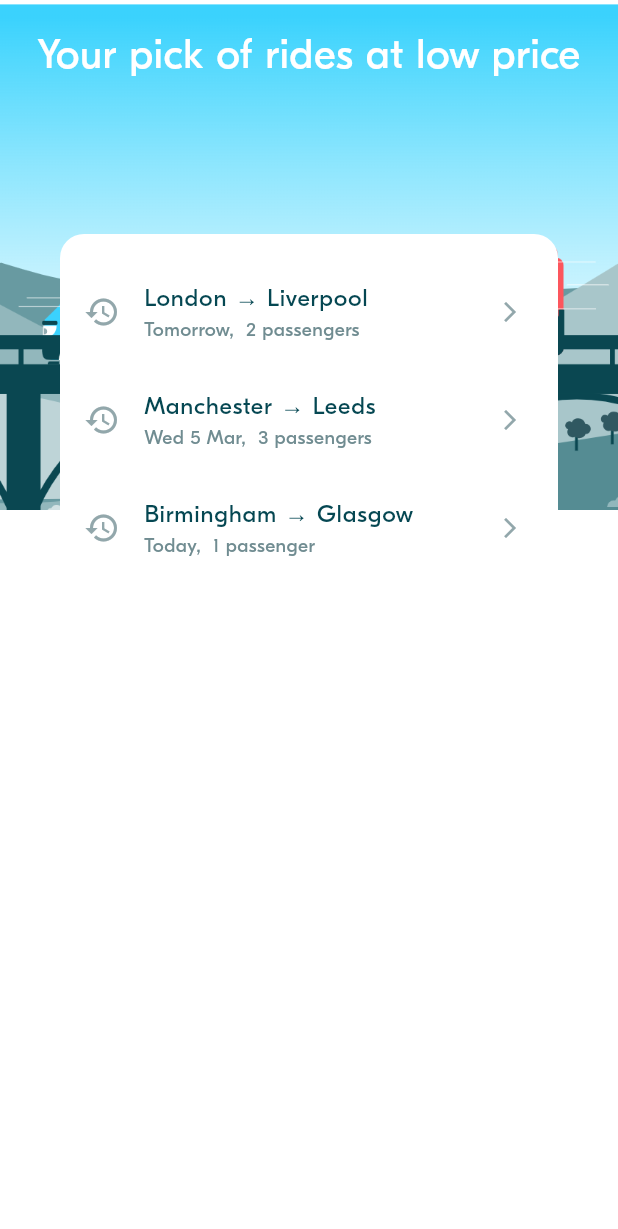
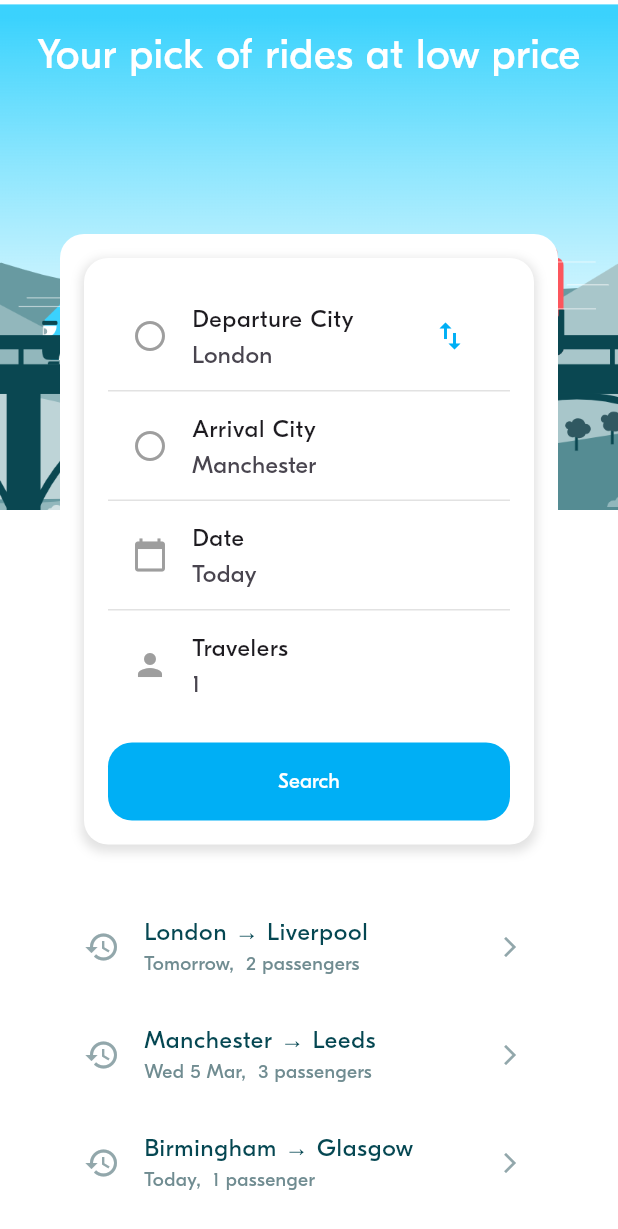
Before and after one commit to Imhav/T2_P1_BlaBlaCar, a Flutter app: the screen it shows after launch, on a phone screen of 412 x 824 dp. Shown: the top 1229 px of the screen. Run offline on Flutter 3.47's test engine with Material 3 defaults, Android fonts, the phone set to English and light mode, and no system bars; project files that could hold a hidden picture were left out.

Commit message:
BLA-004 – Implement Ride Preferences Form

```diff
--- a/lib/screens/ride_pref/widgets/ride_pref_form.dart
+++ b/lib/screens/ride_pref/widgets/ride_pref_form.dart
@@ -1,20 +1,15 @@
 import 'package:flutter/material.dart';
-
+import '../../../dummy_data/dummy_data.dart';
 import '../../../model/ride/locations.dart';
 import '../../../model/ride_pref/ride_pref.dart';
+import '../../../theme/theme.dart';
+import '../../../widgets/actions/blabutton.dart';
+import '../../../widgets/display/bla_divider.dart';
+// Import dummy data for initial locations
 
-///
-/// A Ride Preference From is a view to select:
-///   - A depcarture location
-///   - An arrival location
-///   - A date
-///   - A number of seats
-///
-/// The form can be created with an existing RidePref (optional).
-///
+// This is a StatefulWidget that creates a reusable form for displaying ride preferences,
 class RidePrefForm extends StatefulWidget {
-  // The form can be created with an optional initial RidePref.
-  final RidePref? initRidePref;
+  final RidePref? initRidePref; // Optional initial ride preferences
 
   const RidePrefForm({super.key, this.initRidePref});
 
@@ -23,43 +18,150 @@ class RidePrefForm extends StatefulWidget {
 }
 
 class _RidePrefFormState extends State<RidePrefForm> {
-  Location? departure;
-  late DateTime departureDate;
-  Location? arrival;
-  late int requestedSeats;
+  late Location departure; // Departure location, initialized later
+  late DateTime departureDate; // Departure date, initialized later
+  late Location arrival; // Arrival location, initialized later
+  late int requestedSeats; // Number of requested seats, initialized later
 
-
-
-  // ----------------------------------
-  // Initialize the Form attributes
-  // ----------------------------------
-
+  // Sets up the initial state of the form, using provided RidePref or defaults from dummy data.
   @override
   void initState() {
     super.initState();
-    // TODO
+    _initializeRidePreferences();
   }
 
-  // ----------------------------------
-  // Handle events
-  // ----------------------------------
+  // Initializes ride preferences with defaults or from initRidePref.
+  void _initializeRidePreferences() {
+    final initialPref = widget.initRidePref ??
+        RidePref(
+          // Default preferences if none provided
+          departure:
+              fakeLocations[0], // Default to first location (e.g., London)
+          departureDate: DateTime(2025, 2, 22), // Default to Sat 22 Feb 2025
+          arrival:
+              fakeLocations[1], // Default to second location (e.g., Manchester)
+          requestedSeats: 1, // Default to 1 seat
+        );
 
+    departure = initialPref.departure; // Assign departure location
+    departureDate = initialPref.departureDate; // Assign departure date
+    arrival = initialPref.arrival; // Assign arrival location
+    requestedSeats = initialPref.requestedSeats; // Assign requested seats
+  }
 
-  // ----------------------------------
-  // Compute the widgets rendering
-  // ----------------------------------
+  // Swaps the departure and arrival locations when triggered.
+  void _switchLocations() {
+    setState(() {
+      final temp = departure; // Temporary variable to hold departure
+      departure = arrival; // Swap departure with arrival
+      arrival = temp; // Swap arrival with temporary value
+    });
+  }
 
+  // Checks if locations are selected and creates a RidePref object for search.
+  // Currently a placeholder, printing the result for demonstration.
+  void _onSearchPressed() {
+    if (departure != null && arrival != null) {
+      // Check if both locations are valid
+      RidePref ridePref = RidePref(
+        // Create RidePref object
+        departure: departure,
+        arrival: arrival,
+        departureDate: departureDate,
+        requestedSeats: requestedSeats,
+      );
+      print('Search with preferences: $ridePref'); // Output for testing
+    }
+  }
 
-  // ----------------------------------
-  // Build the widgets
-  // ----------------------------------
+  // Constructs the form UI with a card layout, custom tiles, and a search button.
   @override
   Widget build(BuildContext context) {
-    return Column(
-        mainAxisAlignment: MainAxisAlignment.start,
-        crossAxisAlignment: CrossAxisAlignment.stretch,
-        children: [
+    return Padding(
+      padding: const EdgeInsets.all(BlaSpacings.m),
+      child: Container(
+        decoration: _containerDecoration(),
+        child: SingleChildScrollView(
+          child: Padding(
+            padding: const EdgeInsets.all(BlaSpacings.m),
+            child: Column(
+              crossAxisAlignment: CrossAxisAlignment.start,
+              children: [
+                _buildTile(
+                  title: 'Departure City',
+                  subtitle: departure.name,
+                  icon: Icons.radio_button_unchecked,
+                  trailingIcon: Icons.swap_vert,
+                  onTrailingPressed: _switchLocations,
+                ),
+                BlaDivider(),
+                _buildTile(
+                  title: 'Arrival City',
+                  subtitle: arrival.name,
+                  icon: Icons.radio_button_unchecked,
+                ),
+                BlaDivider(),
+                _buildTile(
+                  title: 'Date',
+                  subtitle: 'Today',
+                  icon: Icons.calendar_today,
+                ),
+                BlaDivider(),
+                _buildTile(
+                  title: 'Travelers',
+                  subtitle: '$requestedSeats',
+                  icon: Icons.person,
+                ),
+                SizedBox(height: BlaSpacings.m),
+                Center(
+                  child: BlaButton(
+                    text: 'Search',
+                    type: ButtonType.primary,
+                    onPressed: _onSearchPressed,
+                  ),
+                ),
+              ],
+            ),
+          ),
+        ),
+      ),
+    );
+  }
 
-        ]);
+  // Creates a custom tile for each form field, including an icon, title, subtitle,
+  Widget _buildTile({
+    required String title,
+    required String subtitle,
+    required IconData icon,
+    IconData? trailingIcon,
+    VoidCallback? onTrailingPressed,
+  }) {
+    return ListTile(
+      leading: Icon(icon, color: Colors.grey),
+      title: Text(title, style: BlaTextStyles.body),
+      subtitle: Text(subtitle, style: BlaTextStyles.body),
+      trailing: trailingIcon != null
+          ? IconButton(
+              icon: Icon(trailingIcon, color: BlaColors.primary),
+              onPressed: onTrailingPressed,
+            )
+          : null,
+      contentPadding: EdgeInsets.symmetric(horizontal: BlaSpacings.m),
+    );
+  }
+
+  BoxDecoration _containerDecoration() {
+    return BoxDecoration(
+      color: Colors.white,
+      borderRadius: BorderRadius.circular(BlaSpacings.radius),
+      boxShadow: [
+        BoxShadow(
+          color: Colors.grey.withOpacity(0.3),
+          spreadRadius: 2,
+          blurRadius: 5,
+          offset: const Offset(0, 3),
+        ),
+      ],
+    );
   }
 }
```
